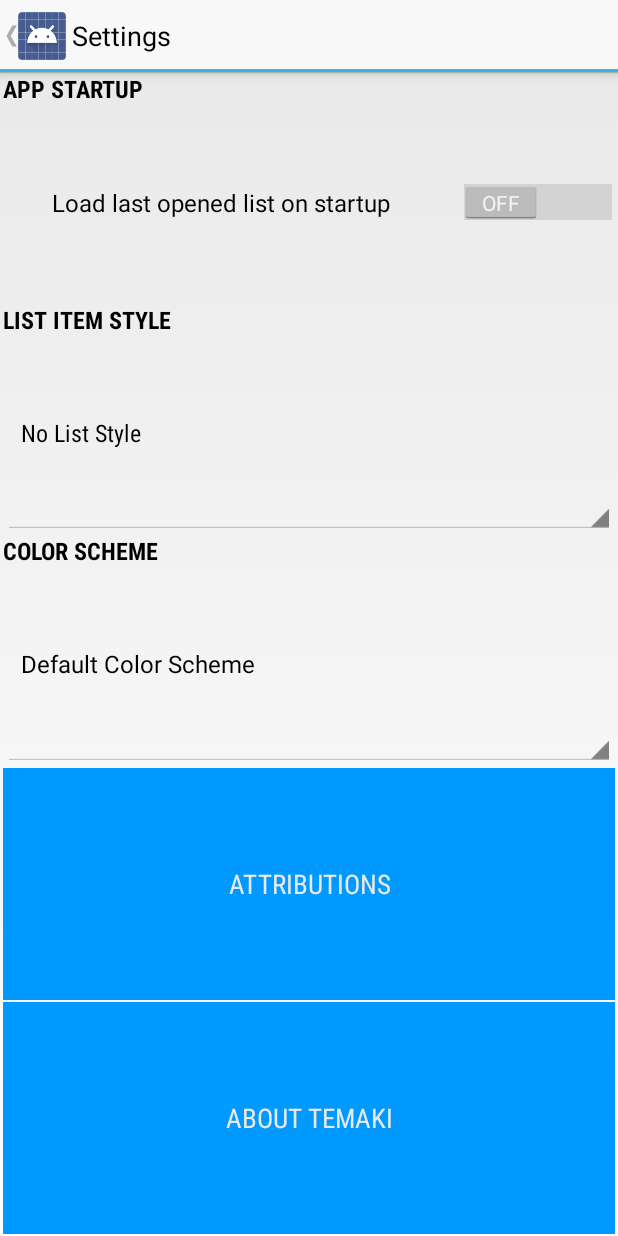
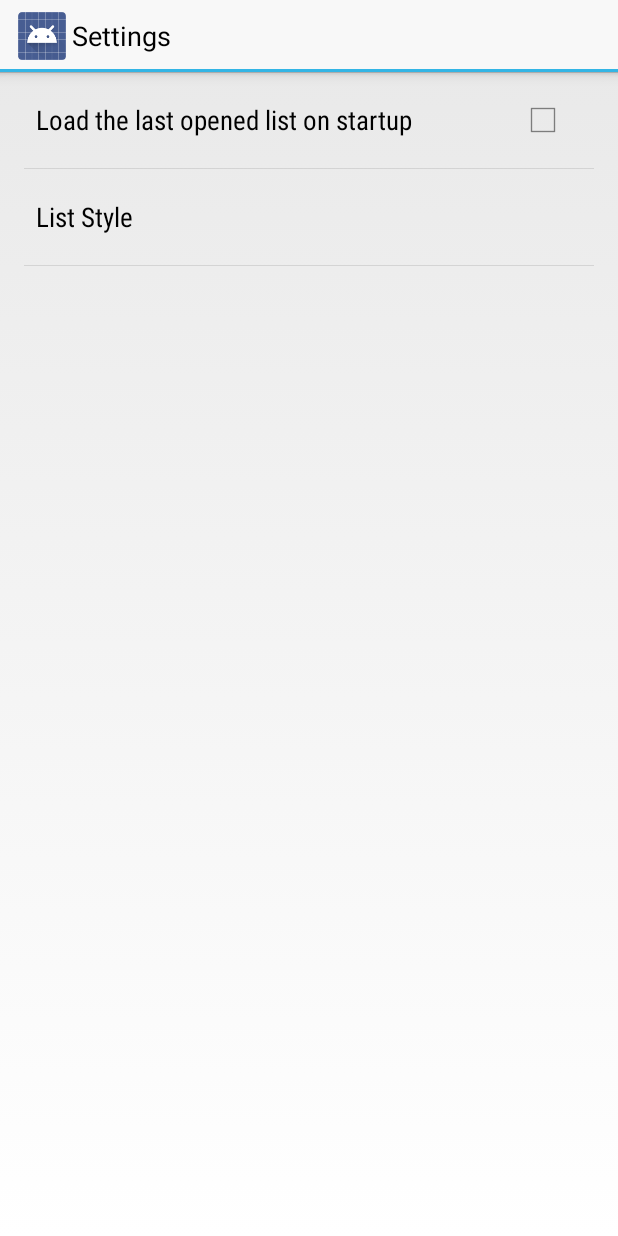
Before and after one commit to jffrymrtn/temaki, an Android app: the SettingsActivity screen opened directly, with no data from a screen before it, on a phone screen of 412 x 824 dp. Run offline under Robolectric (Android 15) with nearby library versions, the phone set to English and light mode, and no system bars.

Commit message:
Updated Settings Page that conforms to Google's PreferenceFragment Option to open last loaded list now functional

```diff
--- a/src/main/java/com/jmartin/temaki/MainDrawerActivity.java
+++ b/src/main/java/com/jmartin/temaki/MainDrawerActivity.java
@@ -6,6 +6,7 @@
 import android.content.SharedPreferences;
 import android.content.res.Configuration;
 import android.os.Bundle;
+import android.preference.PreferenceManager;
 import android.support.v4.app.ActionBarDrawerToggle;
 import android.support.v4.app.FragmentActivity;
 import android.support.v4.view.GravityCompat;
@@ -23,6 +24,7 @@
 import com.jmartin.temaki.dialog.DeleteConfirmationDialog;
 import com.jmartin.temaki.dialog.GenericInputDialog;
 import com.jmartin.temaki.settings.SettingsActivity;
+import com.jmartin.temaki.settings.SettingsFragment;
 
 import java.lang.reflect.Type;
 import java.util.ArrayList;
@@ -45,6 +47,7 @@
     public static final String CONFIRM_DELETE_DIALOG_TITLE = "Delete this List?";
     private final String DEFAULT_LIST_NAME = "NEW LIST ";
     protected final String LISTS_SP_KEY = "MAIN_LISTS";
+    private final String LAST_OPENED_LIST_SP_KEY = "last_opened_list";
 
     private GenericInputDialog inputDialog;
     private DeleteConfirmationDialog alertDialog;
@@ -76,6 +79,11 @@
             // Load from SharedPreferences
             SharedPreferences sharedPrefs = getPreferences(MODE_PRIVATE);
             listsJson = sharedPrefs.getString(LISTS_SP_KEY, "");
+
+            // Load the last loaded list if needed
+            if (PreferenceManager.getDefaultSharedPreferences(this).getBoolean(SettingsActivity.KEY_PREF_STARTUP_OPTION, false)) {
+                loadedListName = sharedPrefs.getString(LAST_OPENED_LIST_SP_KEY, "");
+            }
         } else {
             // load from savedInstanceState
             listsJson = savedInstanceState.getString(LISTS_SP_KEY, "");
@@ -84,13 +92,11 @@
         }
 
         // Initialize lists variable
-        Type listsType = new TypeToken<HashMap<String, ArrayList<String>>>() {}.getType();
-        lists = new Gson().fromJson(listsJson, listsType);
+        deserializeJsonLists(listsJson);
 
-        if (lists != null && lists.size() > 0) {
-            drawerItems.addAll(lists.keySet());
-        } else if (lists == null) {
-            lists = new HashMap<String, ArrayList<String>>();
+        // If there is a list to load, load it
+        if (!loadedListName.equalsIgnoreCase("")) {
+            loadedList = lists.get(loadedListName);
         }
 
         // Set the Navigation Drawer up
@@ -123,10 +129,14 @@
                 invalidateOptionsMenu();
             }
         };
+
         listsDrawerLayout.setDrawerListener(listsDrawerToggle);
 
         getActionBar().setDisplayHomeAsUpEnabled(true);
         getActionBar().setHomeButtonEnabled(true);
+
+        // Set up Preferences
+        PreferenceManager.setDefaultValues(this, R.xml.preferences, false);
 
         // Load the main fragment with an empty list
         mainListsFragment = new MainListsFragment();
@@ -137,6 +147,17 @@
                 .commit();
 
         super.onCreate(savedInstanceState);
+    }
+
+    private void deserializeJsonLists(String listsJson) {
+        Type listsType = new TypeToken<HashMap<String, ArrayList<String>>>() {}.getType();
+        lists = new Gson().fromJson(listsJson, listsType);
+
+        if (lists != null && lists.size() > 0) {
+            drawerItems.addAll(lists.keySet());
+        } else if (lists == null) {
+            lists = new HashMap<String, ArrayList<String>>();
+        }
     }
 
     @Override
@@ -295,7 +316,13 @@
      * Save the current list of lists to SharedPreferences.
      */
     public void saveListsToSharedPreferences() {
+        SharedPreferences sharedPrefs = PreferenceManager.getDefaultSharedPreferences(this);
         SharedPreferences.Editor sharedPrefsEditor = getPreferences(MODE_PRIVATE).edit();
+
+        // If the user wants to load the last opened list on startup, save the list's name
+        if (sharedPrefs.getBoolean(SettingsActivity.KEY_PREF_STARTUP_OPTION, false)) {
+            sharedPrefsEditor.putString(LAST_OPENED_LIST_SP_KEY, mainListsFragment.getListName());
+        }
 
         Gson gson = new Gson();
         String listsJson = gson.toJson(lists);
@@ -326,7 +353,7 @@
     }
 
     /**
-     * Show the SettingsActivity
+     * Show the SettingsFragment
      */
     private void showSettings() {
         Intent settingsIntent = new Intent(this, SettingsActivity.class);
--- a/src/main/java/com/jmartin/temaki/settings/SettingsActivity.java
+++ b/src/main/java/com/jmartin/temaki/settings/SettingsActivity.java
@@ -1,85 +1,22 @@
 package com.jmartin.temaki.settings;
 
+import android.R;
 import android.app.Activity;
-import android.app.FragmentManager;
 import android.os.Bundle;
-import android.view.MenuItem;
-import android.view.View;
-import android.widget.ArrayAdapter;
-import android.widget.Button;
-import android.widget.Spinner;
-
-import com.jmartin.temaki.R;
-import com.jmartin.temaki.dialog.DeleteConfirmationDialog;
-import com.jmartin.temaki.dialog.SettingsAlertDialog;
 
 /**
- * Author: Jeff Martin, 2013
+ * Created by jeff on 2013-08-21.
  */
 public class SettingsActivity extends Activity {
 
-    private final String ABOUT_DIALOG_FLAG = "about";
-    private final String ATTRIBUTIONS_DIALOG_FLAG = "attributions";
-
-    private final String ABOUT_DIALOG_TITLE = "About Temaki";
-    private final String ATTRIBUTIONS_DIALOG_TITLE = "Attributions";
-
-    private final String ALERT_DIALOG_TAG = "delete_confirmation_dialog_fragment";
+    public static String KEY_PREF_STARTUP_OPTION = "pref_startup_option";
 
     @Override
     protected void onCreate(Bundle savedInstanceState) {
         super.onCreate(savedInstanceState);
-        setContentView(R.layout.settings_layout);
 
-        // Buttons
-        Button attributionsButton = (Button) findViewById(R.id.attributions_button);
-        attributionsButton.setOnClickListener(new View.OnClickListener() {
-            @Override
-            public void onClick(View v) {
-
-            }
-        });
-
-        Button aboutButton = (Button) findViewById(R.id.about_button);
-        aboutButton.setOnClickListener(new View.OnClickListener() {
-            @Override
-            public void onClick(View v) {
-                showSettingsAlertDialog(ABOUT_DIALOG_FLAG);
-            }
-        });
-
-        // Spinners
-        Spinner listStyleSpinner = (Spinner) findViewById(R.id.list_style_spinner);
-        ArrayAdapter<CharSequence> listStyleSpinnerAdapter =
-                ArrayAdapter.createFromResource(this, R.array.list_style_array, android.R.layout.simple_spinner_item);
-
-        listStyleSpinnerAdapter.setDropDownViewResource(android.R.layout.simple_spinner_dropdown_item);
-        listStyleSpinner.setAdapter(listStyleSpinnerAdapter);
-
-        Spinner colorSchemeSpinner = (Spinner) findViewById(R.id.color_scheme_spinner);
-        ArrayAdapter<CharSequence> colorSchemeSpinnerAdapter =
-                ArrayAdapter.createFromResource(this, R.array.color_schemes_array, android.R.layout.simple_spinner_dropdown_item);
-
-        colorSchemeSpinnerAdapter.setDropDownViewResource(android.R.layout.simple_spinner_dropdown_item);
-        colorSchemeSpinner.setAdapter(colorSchemeSpinnerAdapter);
-
-        // ActionBar
-        getActionBar().setHomeButtonEnabled(true);
-        getActionBar().setDisplayHomeAsUpEnabled(true);
-    }
-
-    private void showSettingsAlertDialog(String flag) {
-        FragmentManager fragManager = getFragmentManager();
-        SettingsAlertDialog alertDialog = new SettingsAlertDialog();
-
-        if (flag.equalsIgnoreCase(ABOUT_DIALOG_FLAG)) {
-            alertDialog.setTitle(ABOUT_DIALOG_TITLE);
-            alertDialog.setText(getString(R.string.about_string));
-        } else if (flag.equalsIgnoreCase(ATTRIBUTIONS_DIALOG_FLAG)) {
-            alertDialog.setTitle(ATTRIBUTIONS_DIALOG_TITLE);
-            alertDialog.setText(getString(R.string.attribution_string));
-        }
-
-        alertDialog.show(fragManager, ALERT_DIALOG_TAG);
+        getFragmentManager().beginTransaction()
+                .replace(R.id.content, new SettingsFragment())
+                .commit();
     }
 }
--- /dev/null
+++ b/src/main/java/com/jmartin/temaki/settings/SettingsFragment.java
@@ -0,0 +1,18 @@
+package com.jmartin.temaki.settings;
+
+import android.os.Bundle;
+import android.preference.PreferenceFragment;
+
+import com.jmartin.temaki.R;
+
+/**
+ * Author: Jeff Martin, 2013
+ */
+public class SettingsFragment extends PreferenceFragment {
+
+    @Override
+    public void onCreate(Bundle savedInstanceState) {
+        super.onCreate(savedInstanceState);
+        addPreferencesFromResource(R.xml.preferences);
+    }
+}
--- a/src/main/res/layout/settings_layout.xml
+++ /dev/null
@@ -1,97 +0,0 @@
-<LinearLayout xmlns:android="http://schemas.android.com/apk/res/android"
-              android:layout_width="match_parent"
-              android:layout_height="match_parent"
-              android:layout_marginLeft="2dp"
-              android:layout_marginRight="2dp"
-              android:layout_marginBottom="1dp"
-              android:orientation="vertical">
-
-    <LinearLayout
-            android:layout_width="match_parent"
-            android:layout_height="0dip"
-            android:layout_weight="1"
-            android:orientation="vertical" >
-        <TextView
-                android:text="app startup"
-                android:textAllCaps="true"
-                android:textStyle="bold"
-                android:textAppearance="@android:style/TextAppearance.Holo"
-                android:layout_height="20dp"
-                android:layout_width="match_parent" />
-        <Switch
-                android:id="@+id/startup_options_toggle"
-                android:layout_width="match_parent"
-                android:layout_height="wrap_content"
-                android:layout_weight="1"
-                android:layout_gravity="center"
-                android:gravity="center"
-                android:text="Load last opened list on startup"
-                android:checked="false" />
-    </LinearLayout>
-
-    <LinearLayout
-            android:layout_width="match_parent"
-            android:layout_height="0dip"
-            android:layout_weight="1"
-            android:orientation="vertical" >
-        <TextView
-            android:text="list item style"
-            android:textAllCaps="true"
-            android:textStyle="bold"
-            android:textAppearance="@android:style/TextAppearance.Holo"
-            android:layout_height="20dp"
-            android:layout_width="match_parent" />
-        <Spinner
-            android:id="@+id/list_style_spinner"
-            android:layout_height="wrap_content"
-            android:layout_width="match_parent"
-            android:layout_weight="1"
-            android:textAllCaps="true" />
-    </LinearLayout>
-
-    <LinearLayout
-            android:layout_width="match_parent"
-            android:layout_height="0dip"
-            android:layout_weight="1"
-            android:orientation="vertical" >
-        <TextView
-                android:text="color scheme"
-                android:textAllCaps="true"
-                android:textStyle="bold"
-                android:textAppearance="@android:style/TextAppearance.Holo"
-                android:layout_height="20dp"
-                android:layout_width="match_parent" />
-        <Spinner
-                android:id="@+id/color_scheme_spinner"
-                android:layout_height="wrap_content"
-                android:layout_width="match_parent"
-                android:layout_weight="1"
-                android:textAllCaps="true" />
-    </LinearLayout>
-
-    <Button
-        android:id="@+id/attributions_button"
-        android:layout_height="0dip"
-        android:layout_width="match_parent"
-        android:layout_weight="1"
-        android:gravity="center"
-        android:layout_marginTop="1dp"
-        android:textAppearance="@android:style/TextAppearance.Holo.Medium"
-        android:text="Attributions"
-        android:textAllCaps="true"
-        android:textColor="@color/main_light_text_color"
-        android:background="@drawable/flat_button_blue" />
-
-    <Button
-        android:id="@+id/about_button"
-        android:layout_height="0dip"
-        android:layout_width="match_parent"
-        android:layout_weight="1"
-        android:gravity="center"
-        android:textAppearance="@android:style/TextAppearance.Holo.Medium"
-        android:layout_marginTop="1dp"
-        android:text="About Temaki"
-        android:textAllCaps="true"
-        android:textColor="@color/main_light_text_color"
-        android:background="@drawable/flat_button_blue" />
-</LinearLayout>
--- a/src/main/res/values/strings.xml
+++ b/src/main/res/values/strings.xml
@@ -17,14 +17,17 @@
 
     <!-- Long String Content -->
     <string name="about_string">
-        Temaki v1.25, 2013\n\n
-
-        Temaki is an open source project.\n
-        Thank you to all contributing developers at:\n\n
+        Temaki v1.25\n
+        2013\n\n
+        Developed by: Jeff Martin\n\n
+        Temaki is an open source project at:\n\n
         http://github.com/mjeff/Temaki-Lists \n\n
     </string>
 
     <string name="attribution_string">
-        The following third-party libraries were used in parts of this app. Thank you to all respective developers!\n\n
+        The following third-party libraries were used in parts of this app. Thank you to all!\n\n
+        No third party libraries were used yet as of this app version.\n\n
     </string>
+    <string name="pref_startup_option_title">Load the last opened list on startup</string>
+    <string name="pref_list_style_option_title">List Style</string>
 </resources>
--- /dev/null
+++ b/src/main/res/xml/preferences.xml
@@ -0,0 +1,16 @@
+<PreferenceScreen xmlns:android="http://schemas.android.com/apk/res/android"
+                   android:layout_width="match_parent"
+                   android:layout_height="match_parent">
+
+    <CheckBoxPreference
+            android:key="pref_startup_option"
+            android:title="@string/pref_startup_option_title"
+            android:defaultValue="false" />
+    <ListPreference
+            android:key="pref_list_style"
+            android:title="@string/pref_list_style_option_title"
+            android:dialogTitle="@string/pref_list_style_option_title"
+            android:entries="@array/list_style_array"
+            android:entryValues="@array/list_style_array"
+            android:defaultValue="No List Style" />
+</PreferenceScreen>
```
Also changed, not shown: src/main/res/values/pref_arrays.xml (renamed from src/main/res/values/spinner_arrays.xml).
